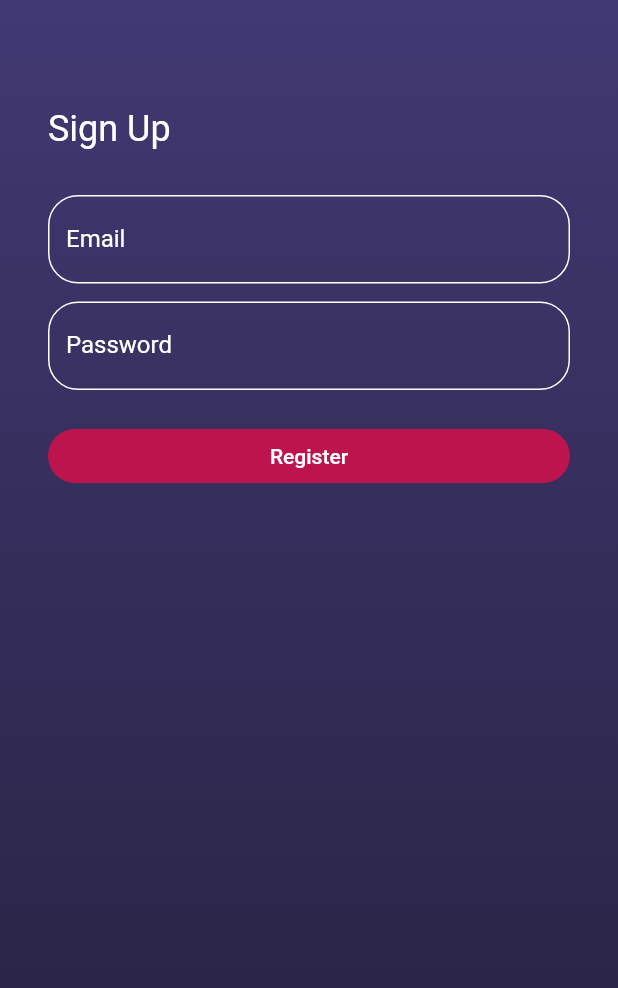
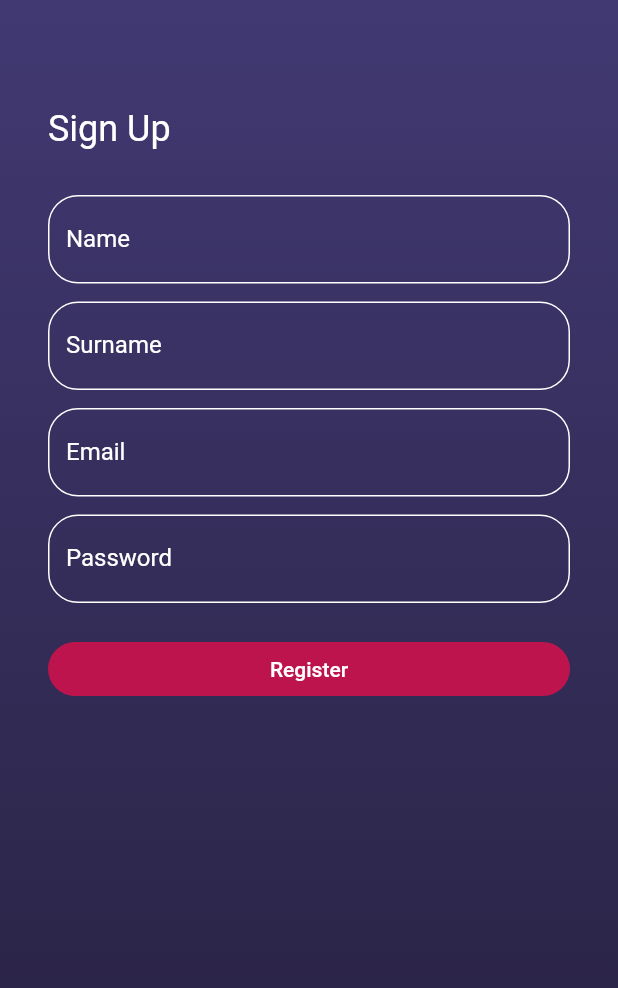
Before and after one commit to Germanins6/Mobile-devices, a Flutter app: the screen it shows after launch, after a tap on "Sign up", on a phone screen of 412 x 824 dp. Shown: the top 988 px of the screen. Run offline on Flutter 3.47's test engine with Material 2 defaults, Android fonts, the phone set to English and light mode, and no system bars; our stand-ins replace cloud_firestore, firebase_auth, firebase_core; accounts and stored records are empty.

Commit message:
name and surname fields added to sign up screen

```diff
--- a/bmw_design/lib/screens/Profile.dart
+++ b/bmw_design/lib/screens/Profile.dart
@@ -31,7 +31,7 @@ class Profile extends StatelessWidget {
                   //   onPressed: () {
                   //     FirebaseAuth.instance.signOut();
                   //   },
-                  child: Row(children: [
+                  child: Column(children: [
                     Text(
                       'User Profile',
                       style: TextStyle(
@@ -39,6 +39,7 @@ class Profile extends StatelessWidget {
                         color: Colors.white,
                       ),
                     ),
+                    Text('User: ${user.email}'),
                     IconButton(
                       icon: Icon(Icons.arrow_back),
                       color: Colors.white,
--- a/bmw_design/lib/sign_in_flow/screens/sign_up_screen.dart
+++ b/bmw_design/lib/sign_in_flow/screens/sign_up_screen.dart
@@ -1,8 +1,8 @@
 import 'package:flutter/material.dart';
 
 class EmailAndPassword {
-  String email, password;
-  EmailAndPassword(this.email, this.password);
+  String email, password, name, surname;
+  EmailAndPassword(this.name, this.surname, this.email, this.password);
 }
 
 class SignUpScreen extends StatefulWidget {
@@ -11,10 +11,12 @@ class SignUpScreen extends StatefulWidget {
 }
 
 class _SignUpScreenState extends State<SignUpScreen> {
-  TextEditingController _email, _password;
+  TextEditingController _name, _surname, _email, _password;
 
   @override
   void initState() {
+    _name = TextEditingController();
+    _surname = TextEditingController();
     _email = TextEditingController();
     _password = TextEditingController();
     super.initState();
@@ -22,6 +24,8 @@ class _SignUpScreenState extends State<SignUpScreen> {
 
   @override
   void dispose() {
+    _name.dispose();
+    _surname.dispose();
     _email.dispose();
     _password.dispose();
     super.dispose();
@@ -60,6 +64,64 @@ class _SignUpScreenState extends State<SignUpScreen> {
                     ),
                   ),
                   SizedBox(height: 30),
+                  TextField(
+                    style: TextStyle(
+                      color: Colors.white,
+                    ),
+                    controller: _name,
+                    decoration: InputDecoration(
+                      focusedBorder: OutlineInputBorder(
+                        borderSide: BorderSide(
+                          color: Colors.white,
+                        ),
+                        borderRadius: BorderRadius.all(Radius.circular(20)),
+                      ),
+                      enabledBorder: OutlineInputBorder(
+                        borderSide: BorderSide(
+                          color: Colors.white,
+                        ),
+                        borderRadius: BorderRadius.all(Radius.circular(20)),
+                      ),
+                      border: OutlineInputBorder(
+                        borderRadius: BorderRadius.all(Radius.circular(10)),
+                      ),
+                      labelText: 'Name',
+                      labelStyle: TextStyle(
+                        color: Colors.white,
+                      ),
+                    ),
+                    keyboardType: TextInputType.name,
+                  ),
+                  SizedBox(height: 12),
+                  TextField(
+                    style: TextStyle(
+                      color: Colors.white,
+                    ),
+                    controller: _surname,
+                    decoration: InputDecoration(
+                      focusedBorder: OutlineInputBorder(
+                        borderSide: BorderSide(
+                          color: Colors.white,
+                        ),
+                        borderRadius: BorderRadius.all(Radius.circular(20)),
+                      ),
+                      enabledBorder: OutlineInputBorder(
+                        borderSide: BorderSide(
+                          color: Colors.white,
+                        ),
+                        borderRadius: BorderRadius.all(Radius.circular(20)),
+                      ),
+                      border: OutlineInputBorder(
+                        borderRadius: BorderRadius.all(Radius.circular(10)),
+                      ),
+                      labelText: 'Surname',
+                      labelStyle: TextStyle(
+                        color: Colors.white,
+                      ),
+                    ),
+                    keyboardType: TextInputType.name,
+                  ),
+                  SizedBox(height: 12),
                   TextField(
                     style: TextStyle(
                       color: Colors.white,
@@ -132,6 +194,8 @@ class _SignUpScreenState extends State<SignUpScreen> {
                     onPressed: () {
                       Navigator.of(context).pop(
                         EmailAndPassword(
+                          _name.text,
+                          _surname.text,
                           _email.text,
                           _password.text,
                         ),
```
